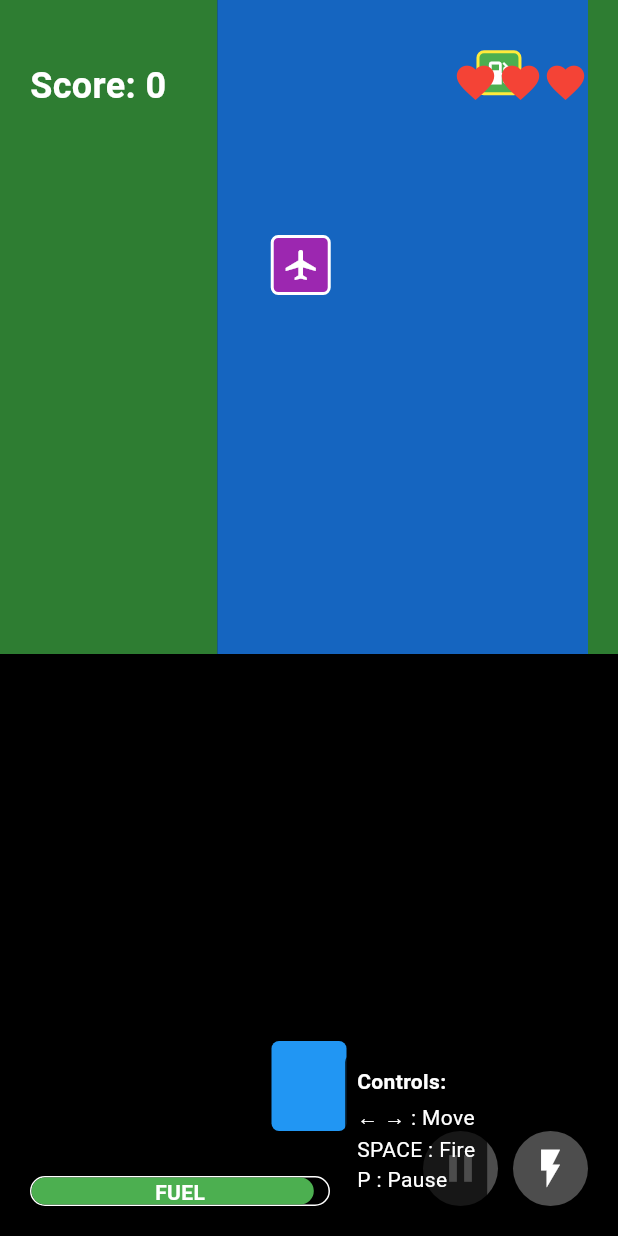
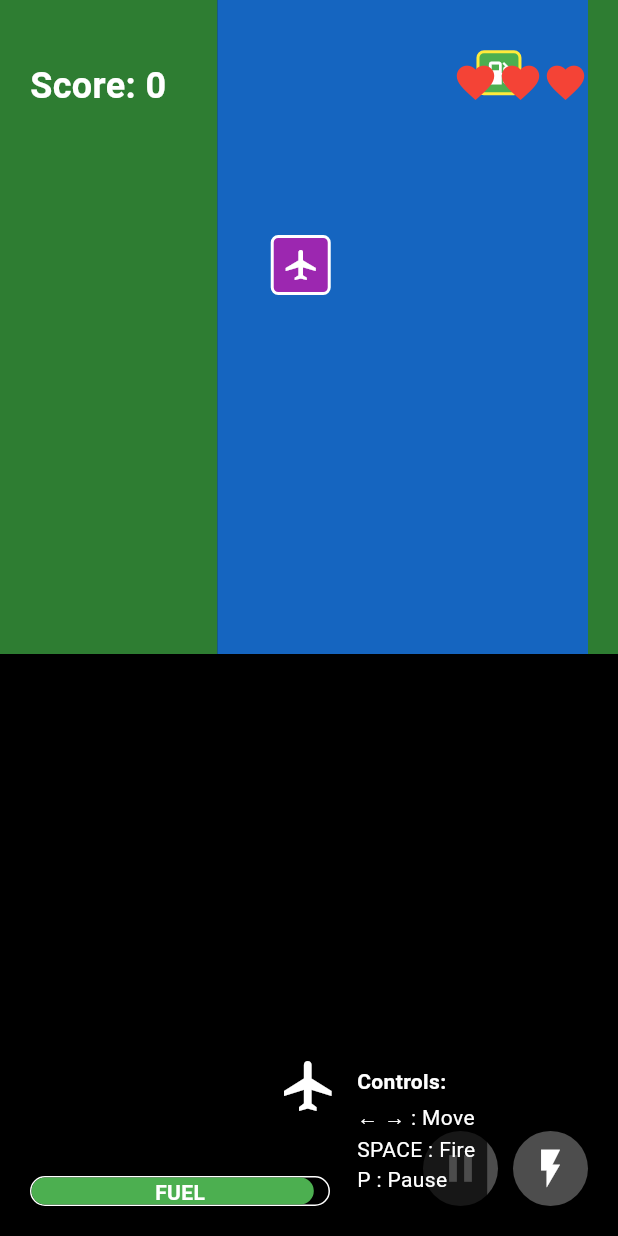
Before and after one commit to gilsonjuniorpro/river_raid_claude_ai, a Flutter app: the GameScreen screen opened directly, on a phone screen of 412 x 824 dp. Run offline on Flutter 3.47's test engine with Material 3 defaults, Android fonts, the light colour scheme and no system bars.

Commit message:
change airplane color

```diff
--- a/lib/main.dart
+++ b/lib/main.dart
@@ -583,8 +583,15 @@ class GameScreenState extends State<GameScreen> {
                   width: player.size.width,
                   height: player.size.height,
                   decoration: BoxDecoration(
-                    color: Colors.blue,
+                    //color: Colors.blue,
                     borderRadius: BorderRadius.circular(5),
+                  ),
+                  child: const Center(
+                    child: Icon(
+                      Icons.flight,
+                      color: Colors.white,
+                      size: 40,
+                    ),
                   ),
                 ),
               ),
```
